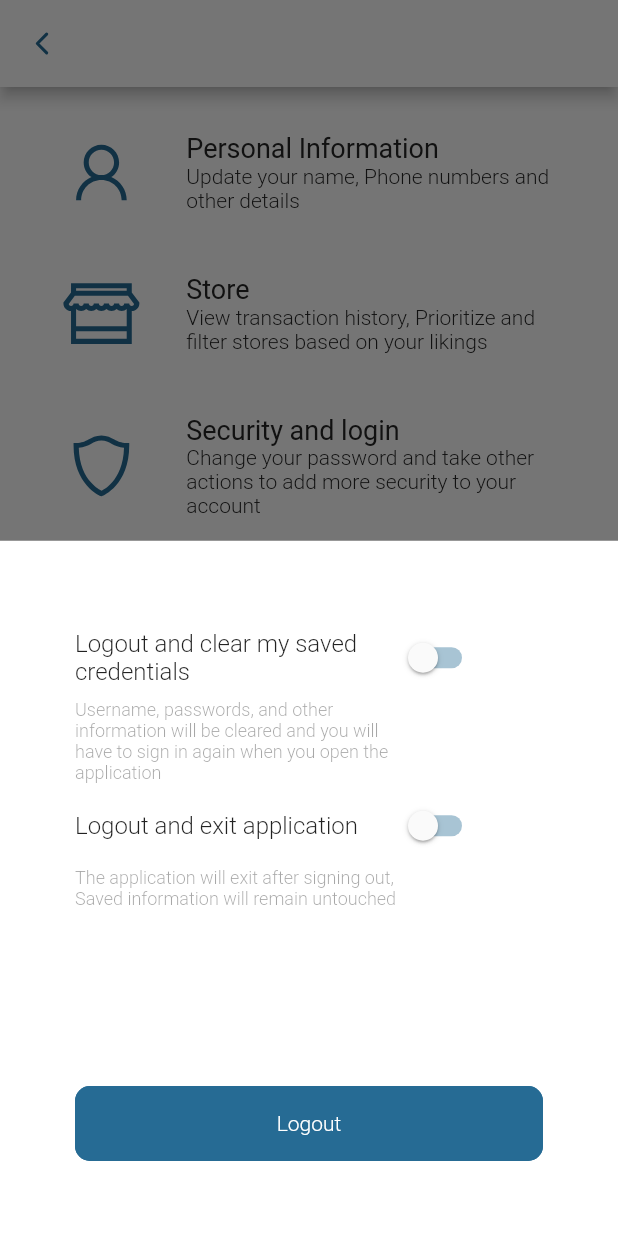
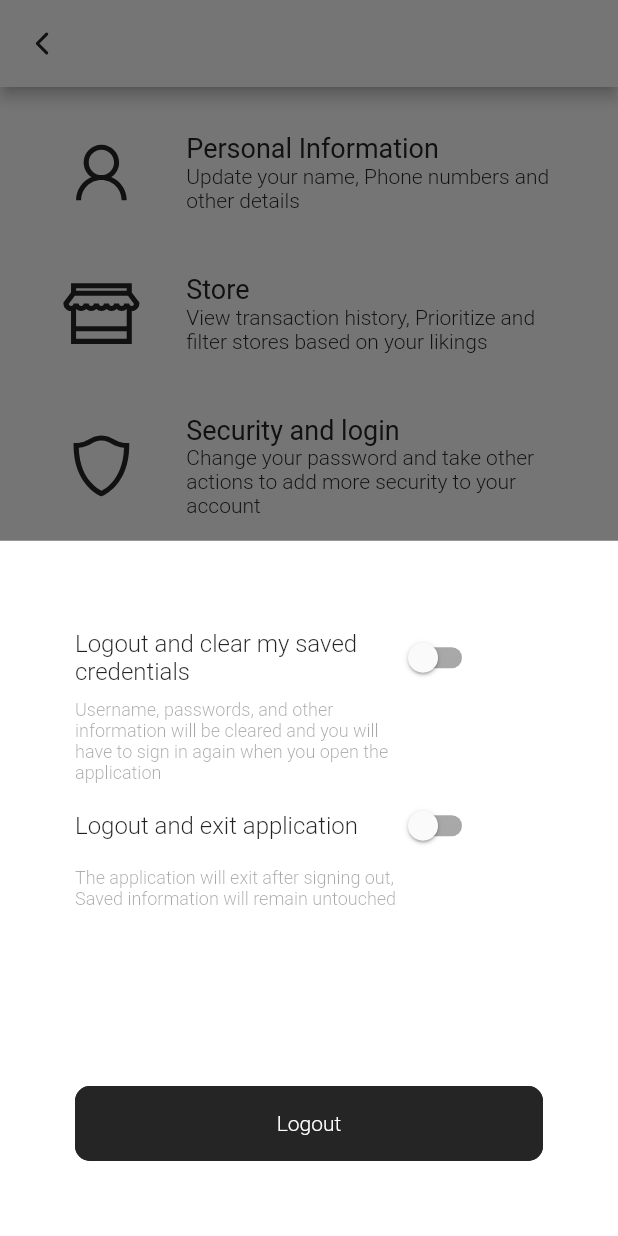
Before and after one commit to koolamadridano/flutter-garreta, a Flutter app: the ScreenSettings screen opened by its route, after a tap on "Logout", on a phone screen of 412 x 824 dp. Run offline on Flutter 3.47's test engine with Material 2 defaults, Android fonts, the phone set to English and light mode, and no system bars; our stand-ins replace badges, extended_masked_text, flutter_datetime_picker, flutter_slidable, flutter_spinkit, flutter_sticky_header and 11 more; missing offline and left inert: geocoder, google_map_location_picker, location_permissions, menu_button, simple_tooltip; accounts and stored records are empty; network calls fail.

Commit message:
Splash screen added ang location screen fixed

```diff
--- a/lib/main.dart
+++ b/lib/main.dart
@@ -12,6 +12,7 @@ import 'package:garreta/screens/store/productscreen/productscreen.dart';
 import 'package:garreta/screens/store/settings/settings.dart';
 import 'package:garreta/screens/store/shoppingcart/shoppingcart.dart';
 import 'package:garreta/screens/location/location.dart';
+import 'package:garreta/screens/ui/splash/splash.dart';
 
 import 'package:garreta/screens/undefined/undefinedScreen.dart';
 import 'package:get/get.dart';
@@ -32,7 +33,7 @@ void main() {
       defaultTransition: Transition.fade,
       transitionDuration: Duration(milliseconds: 400),
       debugShowCheckedModeBanner: false,
-      initialRoute: "/home",
+      initialRoute: "/screen-splash",
       getPages: [
         // # DEFAULT ROUTE
         GetPage(title: 'Home screen', name: "/home", page: () => ScreenApplication()),
@@ -52,6 +53,7 @@ void main() {
         // # MISC
         GetPage(title: 'Settings screen', name: "/settings", page: () => ScreenSettings()),
         GetPage(title: 'Access location', name: "/screen-access-location", page: () => ScreenAccessLocation()),
+        GetPage(title: 'Splash', name: "/screen-splash", page: () => ScreenSplash()),
 
         // # OTP ROUTES
         GetPage(title: 'OTP screen', name: "/otp-verification", page: () => ScreenOtpVerification()),
--- a/lib/screens/location/location.dart
+++ b/lib/screens/location/location.dart
@@ -4,7 +4,7 @@ import 'package:garreta/colors.dart';
 import 'package:line_icons/line_icons.dart';
 import 'package:get/get.dart';
 import 'package:google_fonts/google_fonts.dart';
-import 'package:geolocator/geolocator.dart';
+import 'package:location_permissions/location_permissions.dart';
 
 class ScreenAccessLocation extends StatefulWidget {
   @override
@@ -20,14 +20,14 @@ class _ScreenAccessLocationState extends State<ScreenAccessLocation> with Widget
 
   Future<void> didChangeAppLifecycleState(AppLifecycleState state) async {
     if (state == AppLifecycleState.resumed) {
-      if (await Geolocator.isLocationServiceEnabled()) {
+      if (await LocationPermissions().checkPermissionStatus() == PermissionStatus.granted) {
         Get.offAllNamed('/home');
       }
     }
   }
 
   Future<void> _requestLocationPermission() async {
-    await Geolocator.requestPermission();
+    await LocationPermissions().requestPermissions();
   }
 
   @override
--- a/lib/screens/store/settings/settings.dart
+++ b/lib/screens/store/settings/settings.dart
@@ -60,11 +60,11 @@ class _ScreenSettingsState extends State<ScreenSettings> {
                         width: 100,
                         child: SwitchListTile(
                             value: _clearInfo,
-                            activeColor: secondary,
+                            activeColor: primary,
                             controlAffinity: ListTileControlAffinity.leading,
-                            inactiveTrackColor: secondary.withOpacity(0.4),
+                            inactiveTrackColor: primary.withOpacity(0.4),
                             contentPadding: EdgeInsets.all(0),
-                            activeTrackColor: secondary.withOpacity(0.5),
+                            activeTrackColor: primary.withOpacity(0.5),
                             onChanged: (value) {
                               builderSetState(() {
                                 _clearInfo = value;
@@ -111,11 +111,11 @@ class _ScreenSettingsState extends State<ScreenSettings> {
                         width: 100,
                         child: SwitchListTile(
                             value: _logoutAndExitApp,
-                            activeColor: secondary,
+                            activeColor: primary,
                             controlAffinity: ListTileControlAffinity.leading,
-                            inactiveTrackColor: secondary.withOpacity(0.4),
+                            inactiveTrackColor: primary.withOpacity(0.4),
                             contentPadding: EdgeInsets.all(0),
-                            activeTrackColor: secondary.withOpacity(0.5),
+                            activeTrackColor: primary.withOpacity(0.5),
                             onChanged: (value) {
                               builderSetState(() {
                                 _logoutAndExitApp = value;
@@ -146,12 +146,12 @@ class _ScreenSettingsState extends State<ScreenSettings> {
                 width: Get.width,
                 child: TextButton(
                   style: ButtonStyle(
-                    backgroundColor: MaterialStateProperty.all(secondary),
+                    backgroundColor: MaterialStateProperty.all(primary),
                     shape: MaterialStateProperty.all<RoundedRectangleBorder>(
                       RoundedRectangleBorder(
                         borderRadius: BorderRadius.circular(10.0),
                         side: BorderSide(
-                          color: secondary,
+                          color: primary,
                           width: 1,
                         ),
                       ),
@@ -186,16 +186,9 @@ class _ScreenSettingsState extends State<ScreenSettings> {
         appBar: AppBar(
           backgroundColor: Colors.white,
           toolbarHeight: 58,
-          leading: GestureDetector(
-            onTap: () => Get.back(),
-            child: Container(
-              decoration: BoxDecoration(
-                color: Colors.white,
-                borderRadius: BorderRadius.all(Radius.circular(100)),
-              ),
-              margin: EdgeInsets.all(10),
-              child: Icon(Ionicons.chevron_back, size: 22, color: secondary),
-            ),
+          leading: IconButton(
+            icon: Icon(Ionicons.chevron_back, size: 22, color: primary),
+            onPressed: () => Get.back(),
           ),
         ),
         backgroundColor: Colors.white,
@@ -223,7 +216,7 @@ class _ScreenSettingsState extends State<ScreenSettings> {
                           child: Row(
                             crossAxisAlignment: CrossAxisAlignment.center,
                             children: [
-                              Icon(LineIcons.user, size: 54, color: secondary),
+                              Icon(LineIcons.user, size: 54, color: primary),
                               Spacer(),
                               Column(
                                 crossAxisAlignment: CrossAxisAlignment.start,
@@ -261,7 +254,7 @@ class _ScreenSettingsState extends State<ScreenSettings> {
                           child: Row(
                             crossAxisAlignment: CrossAxisAlignment.center,
                             children: [
-                              Icon(LineIcons.store, size: 54, color: secondary),
+                              Icon(LineIcons.store, size: 54, color: primary),
                               Spacer(),
                               Column(
                                 crossAxisAlignment: CrossAxisAlignment.start,
@@ -299,7 +292,7 @@ class _ScreenSettingsState extends State<ScreenSettings> {
                           child: Row(
                             crossAxisAlignment: CrossAxisAlignment.center,
                             children: [
-                              Icon(LineIcons.alternateShield, size: 54, color: secondary),
+                              Icon(LineIcons.alternateShield, size: 54, color: primary),
                               Spacer(),
                               Column(
                                 crossAxisAlignment: CrossAxisAlignment.start,
@@ -337,7 +330,7 @@ class _ScreenSettingsState extends State<ScreenSettings> {
                           child: Row(
                             crossAxisAlignment: CrossAxisAlignment.center,
                             children: [
-                              Icon(LineIcons.infoCircle, size: 54, color: secondary),
+                              Icon(LineIcons.infoCircle, size: 54, color: primary),
                               Spacer(),
                               Column(
                                 crossAxisAlignment: CrossAxisAlignment.start,
@@ -373,7 +366,7 @@ class _ScreenSettingsState extends State<ScreenSettings> {
                           child: Row(
                             crossAxisAlignment: CrossAxisAlignment.center,
                             children: [
-                              Icon(LineIcons.doorOpen, size: 54, color: secondary),
+                              Icon(LineIcons.doorOpen, size: 54, color: primary),
                               Spacer(),
                               Column(
                                 crossAxisAlignment: CrossAxisAlignment.start,
--- a/pubspec.yaml
+++ b/pubspec.yaml
@@ -95,8 +95,7 @@ dev_dependencies:
   flutter_sticky_header: ^0.6.0
 
   url_launcher: ^6.0.3
-
-  intent: ^1.4.0
+  location_permissions: ^3.0.0+1
 
 
 
```
Also changed, not shown: lib/screens/app.dart (+5 -3 lines), lib/screens/store/productscreen/productscreen.dart (+2 -13 lines), lib/screens/ui/splash/splash.dart (added, +34 -0 lines), pubspec.lock.
